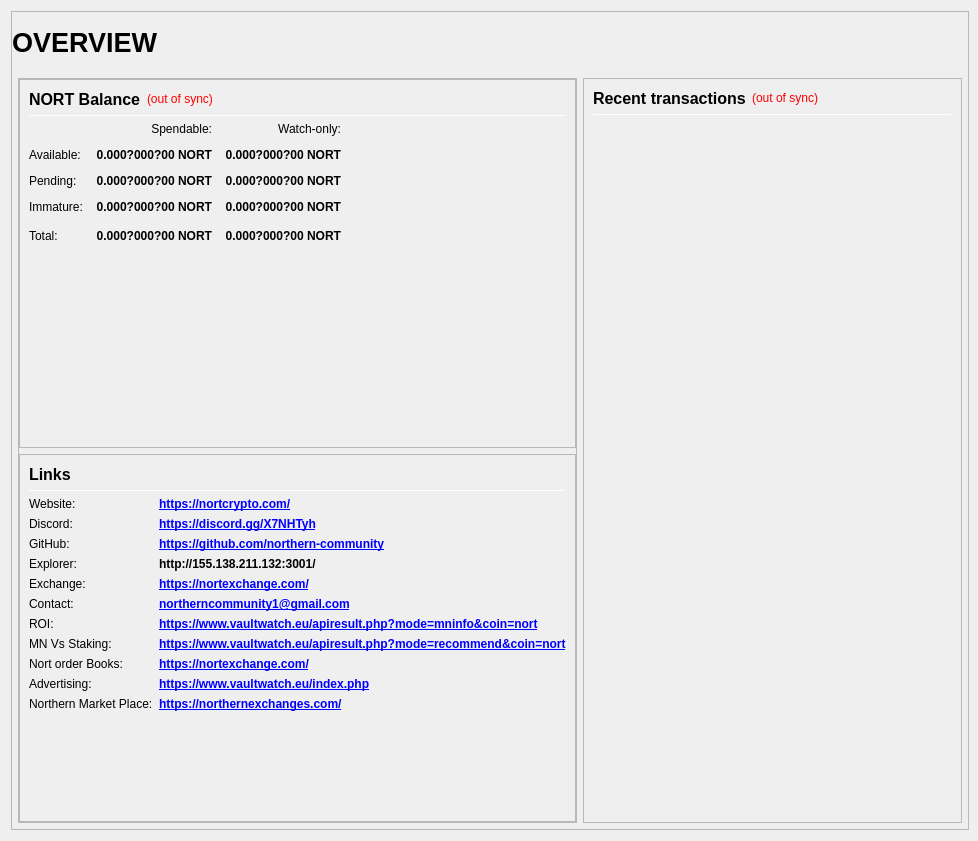
northern-community/Northern, file src/qt/forms/overviewpage.ui: the form before one commit.
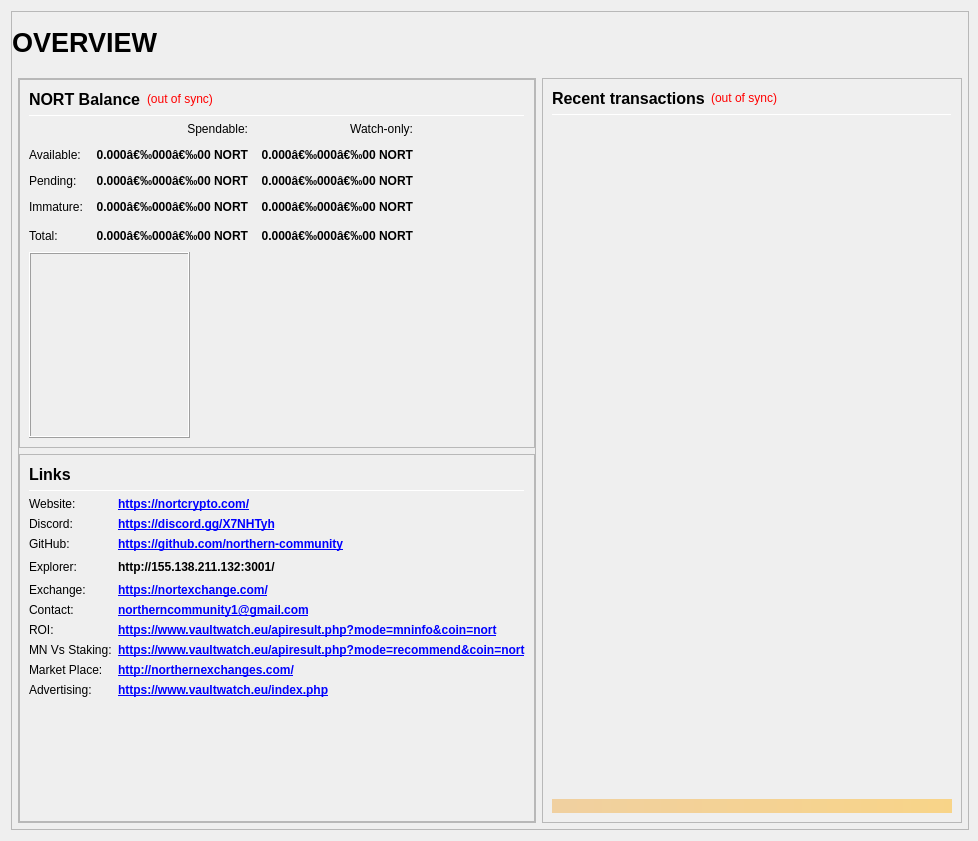
The form after the commit. Icons and pictures are not drawn.

```diff
--- a/src/qt/forms/overviewpage.ui
+++ b/src/qt/forms/overviewpage.ui
@@ -350,7 +350,7 @@
                           <string>Your current spendable balance</string>
                          </property>
                          <property name="text">
-                          <string notr="true">0.000?000?00 NORT</string>
+                          <string notr="true">0.000â€‰000â€‰00 NORT</string>
                          </property>
                          <property name="alignment">
                           <set>Qt::AlignRight|Qt::AlignTrailing|Qt::AlignVCenter</set>
@@ -375,7 +375,7 @@
                           <string>Your current balance in watch-only addresses</string>
                          </property>
                          <property name="text">
-                          <string notr="true">0.000?000?00 NORT</string>
+                          <string notr="true">0.000â€‰000â€‰00 NORT</string>
                          </property>
                          <property name="alignment">
                           <set>Qt::AlignRight|Qt::AlignTrailing|Qt::AlignVCenter</set>
@@ -407,7 +407,7 @@
                           <string>Total of transactions that have yet to be confirmed, and do not yet count toward the spendable balance</string>
                          </property>
                          <property name="text">
-                          <string notr="true">0.000?000?00 NORT</string>
+                          <string notr="true">0.000â€‰000â€‰00 NORT</string>
                          </property>
                          <property name="alignment">
                           <set>Qt::AlignRight|Qt::AlignTrailing|Qt::AlignVCenter</set>
@@ -432,7 +432,7 @@
                           <string>Unconfirmed transactions to watch-only addresses</string>
                          </property>
                          <property name="text">
-                          <string notr="true">0.000?000?00 NORT</string>
+                          <string notr="true">0.000â€‰000â€‰00 NORT</string>
                          </property>
                          <property name="alignment">
                           <set>Qt::AlignRight|Qt::AlignTrailing|Qt::AlignVCenter</set>
@@ -464,7 +464,7 @@
                           <string>Staked or masternode rewards that has not yet matured</string>
                          </property>
                          <property name="text">
-                          <string notr="true">0.000?000?00 NORT</string>
+                          <string notr="true">0.000â€‰000â€‰00 NORT</string>
                          </property>
                          <property name="alignment">
                           <set>Qt::AlignRight|Qt::AlignTrailing|Qt::AlignVCenter</set>
@@ -489,7 +489,7 @@
                           <string>Staked or masternode rewards in watch-only addresses that has not yet matured</string>
                          </property>
                          <property name="text">
-                          <string notr="true">0.000?000?00 NORT</string>
+                          <string notr="true">0.000â€‰000â€‰00 NORT</string>
                          </property>
                          <property name="alignment">
                           <set>Qt::AlignRight|Qt::AlignTrailing|Qt::AlignVCenter</set>
@@ -524,7 +524,7 @@
                           <string>Your current NORT balance, unconfirmed and immature transactions included</string>
                          </property>
                          <property name="text">
-                          <string notr="true">0.000?000?00 NORT</string>
+                          <string notr="true">0.000â€‰000â€‰00 NORT</string>
                          </property>
                          <property name="alignment">
                           <set>Qt::AlignRight|Qt::AlignTrailing|Qt::AlignVCenter</set>
@@ -549,7 +549,7 @@
                           <string>Current total balance in watch-only addresses</string>
                          </property>
                          <property name="text">
-                          <string notr="true">0.000?000?00 NORT</string>
+                          <string notr="true">0.000â€‰000â€‰00 NORT</string>
                          </property>
                          <property name="alignment">
                           <set>Qt::AlignRight|Qt::AlignTrailing|Qt::AlignVCenter</set>
@@ -574,6 +574,37 @@
                        </item>
                       </layout>
                      </item>
+                     <item row="3" column="0">
+                      <widget class="QLabel" name="label_banner">
+                       <property name="styleSheet">
+                        <string notr="true"/>
+                       </property>
+                       <property name="frameShape">
+                        <enum>QFrame::Box</enum>
+                       </property>
+                       <property name="frameShadow">
+                        <enum>QFrame::Raised</enum>
+                       </property>
+                       <property name="text">
+                        <string/>
+                       </property>
+                       <property name="textFormat">
+                        <enum>Qt::AutoText</enum>
+                       </property>
+                       <property name="pixmap">
+                        <pixmap>../../../../../../Desktop/300x300northernvaultwatch.gif</pixmap>
+                       </property>
+                       <property name="scaledContents">
+                        <bool>true</bool>
+                       </property>
+                       <property name="openExternalLinks">
+                        <bool>false</bool>
+                       </property>
+                       <property name="textInteractionFlags">
+                        <set>Qt::NoTextInteraction</set>
+                       </property>
+                      </widget>
+                     </item>
                      <item row="3" column="1">
                       <spacer name="verticalSpacer_3">
                        <property name="orientation">
@@ -599,117 +630,44 @@
                      <enum>QFrame::Raised</enum>
                     </property>
                     <layout class="QGridLayout" name="gridLayout_2">
-                     <item row="8" column="1" colspan="2">
-                      <widget class="QLabel" name="labelLinksUrl7">
-                       <property name="font">
-                        <font>
-                         <weight>75</weight>
-                         <bold>true</bold>
-                        </font>
-                       </property>
-                       <property name="text">
-                        <string notr="true">&lt;html&gt;&lt;head/&gt;&lt;body&gt;&lt;p&gt;&lt;a href=&quot;https://www.vaultwatch.eu/apiresult.php?mode=mninfo&amp;amp;coin=nort&quot;&gt;&lt;span style=&quot; text-decoration: underline; color:#0000ff;&quot;&gt;https://www.vaultwatch.eu/apiresult.php?mode=mninfo&amp;amp;coin=nort&lt;/span&gt;&lt;/a&gt;&lt;/p&gt;&lt;/body&gt;&lt;/html&gt;</string>
-                       </property>
-                       <property name="alignment">
-                        <set>Qt::AlignLeading|Qt::AlignLeft|Qt::AlignVCenter</set>
-                       </property>
-                       <property name="openExternalLinks">
-                        <bool>true</bool>
-                       </property>
-                      </widget>
+                     <item row="0" column="0">
+                      <layout class="QHBoxLayout" name="horizontalLayout_Links_1" stretch="0,0">
+                       <item>
+                        <widget class="QLabel" name="label_Links_title">
+                         <property name="minimumSize">
+                          <size>
+                           <width>0</width>
+                           <height>20</height>
+                          </size>
+                         </property>
+                         <property name="font">
+                          <font>
+                           <pointsize>12</pointsize>
+                           <weight>75</weight>
+                           <bold>true</bold>
+                          </font>
+                         </property>
+                         <property name="text">
+                          <string>Links</string>
+                         </property>
+                        </widget>
+                       </item>
+                       <item>
+                        <spacer name="horizontalSpacer_Links_1">
+                         <property name="orientation">
+                          <enum>Qt::Horizontal</enum>
+                         </property>
+                         <property name="sizeHint" stdset="0">
+                          <size>
+                           <width>40</width>
+                           <height>20</height>
+                          </size>
+                         </property>
+                        </spacer>
+                       </item>
+                      </layout>
                      </item>
-                     <item row="10" column="0">
-                      <widget class="QLabel" name="labelLinks8_2">
-                       <property name="text">
-                        <string>Nort order Books:</string>
-                       </property>
-                      </widget>
-                     </item>
-                     <item row="9" column="1" colspan="3">
-                      <widget class="QLabel" name="labelLinksUrl8">
-                       <property name="font">
-                        <font>
-                         <weight>75</weight>
-                         <bold>true</bold>
-                        </font>
-                       </property>
-                       <property name="text">
-                        <string notr="true">&lt;html&gt;&lt;head/&gt;&lt;body&gt;&lt;p&gt;&lt;a href=&quot;https://www.vaultwatch.eu/apiresult.php?mode=recommend&amp;amp;coin=nort&quot;&gt;&lt;span style=&quot; text-decoration: underline; color:#0000ff;&quot;&gt;https://www.vaultwatch.eu/apiresult.php?mode=recommend&amp;amp;coin=nort&lt;/span&gt;&lt;/a&gt;&lt;/p&gt;&lt;/body&gt;&lt;/html&gt;</string>
-                       </property>
-                       <property name="alignment">
-                        <set>Qt::AlignLeading|Qt::AlignLeft|Qt::AlignVCenter</set>
-                       </property>
-                       <property name="openExternalLinks">
-                        <bool>true</bool>
-                       </property>
-                      </widget>
-                     </item>
-                     <item row="10" column="1" colspan="2">
-                      <widget class="QLabel" name="labelLinksUrl9">
-                       <property name="font">
-                        <font>
-                         <weight>75</weight>
-                         <bold>true</bold>
-                        </font>
-                       </property>
-                       <property name="text">
-                        <string notr="true">&lt;a href=&quot;https://nortexchange.com/&quot;&gt;https://nortexchange.com/&lt;/a&gt;</string>
-                       </property>
-                       <property name="alignment">
-                        <set>Qt::AlignLeading|Qt::AlignLeft|Qt::AlignVCenter</set>
-                       </property>
-                       <property name="openExternalLinks">
-                        <bool>true</bool>
-                       </property>
-                      </widget>
-                     </item>
-                     <item row="11" column="0">
-                      <widget class="QLabel" name="labelLinks1_2">
-                       <property name="text">
-                        <string>Advertising:</string>
-                       </property>
-                      </widget>
-                     </item>
-                     <item row="9" column="0">
-                      <widget class="QLabel" name="labelLinks8">
-                       <property name="text">
-                        <string>MN Vs Staking:</string>
-                       </property>
-                      </widget>
-                     </item>
-                     <item row="14" column="3">
-                      <spacer name="verticalSpacer_5">
-                       <property name="orientation">
-                        <enum>Qt::Vertical</enum>
-                       </property>
-                       <property name="sizeHint" stdset="0">
-                        <size>
-                         <width>20</width>
-                         <height>18</height>
-                        </size>
-                       </property>
-                      </spacer>
-                     </item>
-                     <item row="11" column="1" colspan="2">
-                      <widget class="QLabel" name="labelLinksUrl9_2">
-                       <property name="font">
-                        <font>
-                         <weight>75</weight>
-                         <bold>true</bold>
-                        </font>
-                       </property>
-                       <property name="text">
-                        <string notr="true">&lt;html&gt;&lt;head/&gt;&lt;body&gt;&lt;p&gt;&lt;a href=&quot;https://www.vaultwatch.eu/index.php&quot;&gt;&lt;span style=&quot; text-decoration: underline; color:#0000ff;&quot;&gt;https://www.vaultwatch.eu/index.php&lt;/span&gt;&lt;/a&gt;&lt;/p&gt;&lt;/body&gt;&lt;/html&gt;</string>
-                       </property>
-                       <property name="alignment">
-                        <set>Qt::AlignLeading|Qt::AlignLeft|Qt::AlignVCenter</set>
-                       </property>
-                       <property name="openExternalLinks">
-                        <bool>true</bool>
-                       </property>
-                      </widget>
-                     </item>
-                     <item row="1" column="0" colspan="4">
+                     <item row="1" column="0" colspan="3">
                       <widget class="Line" name="line_Links">
                        <property name="minimumSize">
                         <size>
@@ -728,7 +686,69 @@
                        </property>
                       </widget>
                      </item>
-                     <item row="4" column="1" colspan="2">
+                     <item row="2" column="0">
+                      <widget class="QLabel" name="labelLinks1">
+                       <property name="text">
+                        <string>Website:</string>
+                       </property>
+                      </widget>
+                     </item>
+                     <item row="2" column="1">
+                      <widget class="QLabel" name="labelLinksUrl1">
+                       <property name="font">
+                        <font>
+                         <weight>75</weight>
+                         <bold>true</bold>
+                        </font>
+                       </property>
+                       <property name="text">
+                        <string notr="true">&lt;a href=&quot;https://nortcrypto.com/&quot;&gt;https://nortcrypto.com/&lt;/a&gt;</string>
+                       </property>
+                       <property name="textFormat">
+                        <enum>Qt::RichText</enum>
+                       </property>
+                       <property name="alignment">
+                        <set>Qt::AlignLeading|Qt::AlignLeft|Qt::AlignVCenter</set>
+                       </property>
+                       <property name="openExternalLinks">
+                        <bool>true</bool>
+                       </property>
+                      </widget>
+                     </item>
+                     <item row="3" column="0">
+                      <widget class="QLabel" name="labelLinks2">
+                       <property name="text">
+                        <string>Discord:</string>
+                       </property>
+                      </widget>
+                     </item>
+                     <item row="3" column="1">
+                      <widget class="QLabel" name="labelLinksUrl2">
+                       <property name="font">
+                        <font>
+                         <weight>75</weight>
+                         <bold>true</bold>
+                        </font>
+                       </property>
+                       <property name="text">
+                        <string notr="true">&lt;a href=&quot;https://discord.gg/X7NHTyh&quot;&gt;https://discord.gg/X7NHTyh&lt;/a&gt;</string>
+                       </property>
+                       <property name="alignment">
+                        <set>Qt::AlignLeading|Qt::AlignLeft|Qt::AlignVCenter</set>
+                       </property>
+                       <property name="openExternalLinks">
+                        <bool>true</bool>
+                       </property>
+                      </widget>
+                     </item>
+                     <item row="4" column="0">
+                      <widget class="QLabel" name="labelLinks3">
+                       <property name="text">
+                        <string>GitHub:</string>
+                       </property>
+                      </widget>
+                     </item>
+                     <item row="4" column="1">
                       <widget class="QLabel" name="labelLinksUrl3">
                        <property name="font">
                         <font>
@@ -747,13 +767,6 @@
                        </property>
                       </widget>
                      </item>
-                     <item row="6" column="0">
-                      <widget class="QLabel" name="labelLinks5">
-                       <property name="text">
-                        <string>Exchange:</string>
-                       </property>
-                      </widget>
-                     </item>
                      <item row="5" column="0">
                       <widget class="QLabel" name="labelLinks4">
                        <property name="text">
@@ -761,14 +774,7 @@
                        </property>
                       </widget>
                      </item>
-                     <item row="7" column="0">
-                      <widget class="QLabel" name="labelLinks6">
-                       <property name="text">
-                        <string>Contact:</string>
-                       </property>
-                      </widget>
-                     </item>
-                     <item row="5" column="1" colspan="2">
+                     <item row="5" column="1">
                       <widget class="QLabel" name="labelLinksUrl4">
                        <property name="font">
                         <font>
@@ -787,7 +793,7 @@
                        </property>
                       </widget>
                      </item>
-                     <item row="5" column="4" rowspan="2">
+                     <item row="5" column="3">
                       <spacer name="horizontalSpacer_Links_2">
                        <property name="orientation">
                         <enum>Qt::Horizontal</enum>
@@ -800,7 +806,40 @@
                        </property>
                       </spacer>
                      </item>
-                     <item row="7" column="1" colspan="2">
+                     <item row="6" column="0">
+                      <widget class="QLabel" name="labelLinks5">
+                       <property name="text">
+                        <string>Exchange:</string>
+                       </property>
+                      </widget>
+                     </item>
+                     <item row="6" column="1">
+                      <widget class="QLabel" name="labelLinksUrl5">
+                       <property name="font">
+                        <font>
+                         <weight>75</weight>
+                         <bold>true</bold>
+                        </font>
+                       </property>
+                       <property name="text">
+                        <string notr="true">&lt;a href=&quot;https://nortexchange.com/&quot;&gt;https://nortexchange.com/&lt;/a&gt;</string>
+                       </property>
+                       <property name="alignment">
+                        <set>Qt::AlignLeading|Qt::AlignLeft|Qt::AlignVCenter</set>
+                       </property>
+                       <property name="openExternalLinks">
+                        <bool>true</bool>
+                       </property>
+                      </widget>
+                     </item>
+                     <item row="7" column="0">
+                      <widget class="QLabel" name="labelLinks6">
+                       <property name="text">
+                        <string>Contact:</string>
+                       </property>
+                      </widget>
+                     </item>
+                     <item row="7" column="1">
                       <widget class="QLabel" name="labelLinksUrl6">
                        <property name="font">
                         <font>
@@ -819,13 +858,6 @@
                        </property>
                       </widget>
                      </item>
-                     <item row="4" column="0">
-                      <widget class="QLabel" name="labelLinks3">
-                       <property name="text">
-                        <string>GitHub:</string>
-                       </property>
-                      </widget>
-                     </item>
                      <item row="8" column="0">
                       <widget class="QLabel" name="labelLinks7">
                        <property name="text">
@@ -833,59 +865,8 @@
                        </property>
                       </widget>
                      </item>
-                     <item row="3" column="0">
-                      <widget class="QLabel" name="labelLinks2">
-                       <property name="text">
-                        <string>Discord:</string>
-                       </property>
-                      </widget>
-                     </item>
-                     <item row="0" column="0">
-                      <layout class="QHBoxLayout" name="horizontalLayout_Links_1" stretch="0,0">
-                       <item>
-                        <widget class="QLabel" name="label_Links_title">
-                         <property name="minimumSize">
-                          <size>
-                           <width>0</width>
-                           <height>20</height>
-                          </size>
-                         </property>
-                         <property name="font">
-                          <font>
-                           <pointsize>12</pointsize>
-                           <weight>75</weight>
-                           <bold>true</bold>
-                          </font>
-                         </property>
-                         <property name="text">
-                          <string>Links</string>
-                         </property>
-                        </widget>
-                       </item>
-                       <item>
-                        <spacer name="horizontalSpacer_Links_1">
-                         <property name="orientation">
-                          <enum>Qt::Horizontal</enum>
-                         </property>
-                         <property name="sizeHint" stdset="0">
-                          <size>
-                           <width>40</width>
-                           <height>20</height>
-                          </size>
-                         </property>
-                        </spacer>
-                       </item>
-                      </layout>
-                     </item>
-                     <item row="2" column="0">
-                      <widget class="QLabel" name="labelLinks1">
-                       <property name="text">
-                        <string>Website:</string>
-                       </property>
-                      </widget>
-                     </item>
-                     <item row="2" column="1" colspan="2">
-                      <widget class="QLabel" name="labelLinksUrl1">
+                     <item row="8" column="1">
+                      <widget class="QLabel" name="labelLinksUrl7">
                        <property name="font">
                         <font>
                          <weight>75</weight>
@@ -893,11 +874,8 @@
                         </font>
                        </property>
                        <property name="text">
-                        <string notr="true">&lt;a href=&quot;https://nortcrypto.com/&quot;&gt;https://nortcrypto.com/&lt;/a&gt;</string>
+                        <string notr="true">&lt;html&gt;&lt;head/&gt;&lt;body&gt;&lt;p&gt;&lt;a href=&quot;https://www.vaultwatch.eu/apiresult.php?mode=mninfo&amp;amp;coin=nort&quot;&gt;&lt;span style=&quot; text-decoration: underline; color:#0000ff;&quot;&gt;https://www.vaultwatch.eu/apiresult.php?mode=mninfo&amp;amp;coin=nort&lt;/span&gt;&lt;/a&gt;&lt;/p&gt;&lt;/body&gt;&lt;/html&gt;</string>
                        </property>
-                       <property name="textFormat">
-                        <enum>Qt::RichText</enum>
-                       </property>
                        <property name="alignment">
                         <set>Qt::AlignLeading|Qt::AlignLeft|Qt::AlignVCenter</set>
                        </property>
@@ -906,8 +884,15 @@
                        </property>
                       </widget>
                      </item>
-                     <item row="3" column="1" colspan="2">
-                      <widget class="QLabel" name="labelLinksUrl2">
+                     <item row="9" column="0">
+                      <widget class="QLabel" name="labelLinks8">
+                       <property name="text">
+                        <string>MN Vs Staking:</string>
+                       </property>
+                      </widget>
+                     </item>
+                     <item row="9" column="1" colspan="2">
+                      <widget class="QLabel" name="labelLinksUrl8">
                        <property name="font">
                         <font>
                          <weight>75</weight>
@@ -915,7 +900,7 @@
                         </font>
                        </property>
                        <property name="text">
-                        <string notr="true">&lt;a href=&quot;https://discord.gg/X7NHTyh&quot;&gt;https://discord.gg/X7NHTyh&lt;/a&gt;</string>
+                        <string notr="true">&lt;html&gt;&lt;head/&gt;&lt;body&gt;&lt;p&gt;&lt;a href=&quot;https://www.vaultwatch.eu/apiresult.php?mode=recommend&amp;amp;coin=nort&quot;&gt;&lt;span style=&quot; text-decoration: underline; color:#0000ff;&quot;&gt;https://www.vaultwatch.eu/apiresult.php?mode=recommend&amp;amp;coin=nort&lt;/span&gt;&lt;/a&gt;&lt;/p&gt;&lt;/body&gt;&lt;/html&gt;</string>
                        </property>
                        <property name="alignment">
                         <set>Qt::AlignLeading|Qt::AlignLeft|Qt::AlignVCenter</set>
@@ -925,8 +910,15 @@
                        </property>
                       </widget>
                      </item>
-                     <item row="6" column="1" colspan="2">
-                      <widget class="QLabel" name="labelLinksUrl5">
+                     <item row="10" column="0">
+                      <widget class="QLabel" name="labelLinks8_2">
+                       <property name="text">
+                        <string>Market Place:</string>
+                       </property>
+                      </widget>
+                     </item>
+                     <item row="10" column="1">
+                      <widget class="QLabel" name="labelLinksUrl9">
                        <property name="font">
                         <font>
                          <weight>75</weight>
@@ -934,7 +926,7 @@
                         </font>
                        </property>
                        <property name="text">
-                        <string notr="true">&lt;a href=&quot;https://nortexchange.com/&quot;&gt;https://nortexchange.com/&lt;/a&gt;</string>
+                        <string notr="true">&lt;html&gt;&lt;head/&gt;&lt;body&gt;&lt;p&gt;&lt;a href=&quot;http://northernexchanges.com/&quot;&gt;&lt;span style=&quot; text-decoration: underline; color:#0000ff;&quot;&gt;http://northernexchanges.com/&lt;/span&gt;&lt;/a&gt;&lt;/p&gt;&lt;/body&gt;&lt;/html&gt;</string>
                        </property>
                        <property name="alignment">
                         <set>Qt::AlignLeading|Qt::AlignLeft|Qt::AlignVCenter</set>
@@ -944,8 +936,8 @@
                        </property>
                       </widget>
                      </item>
-                     <item row="12" column="1">
-                      <widget class="QLabel" name="labelLinksUrl5_2">
+                     <item row="11" column="1">
+                      <widget class="QLabel" name="labelLinksUrl9_2">
                        <property name="font">
                         <font>
                          <weight>75</weight>
@@ -953,7 +945,7 @@
                         </font>
                        </property>
                        <property name="text">
-                        <string notr="true">&lt;a href=&quot;https://northernexchanges.com/&quot;&gt;https://northernexchanges.com/&lt;/a&gt;</string>
+                        <string notr="true">&lt;html&gt;&lt;head/&gt;&lt;body&gt;&lt;p&gt;&lt;a href=&quot;https://www.vaultwatch.eu/index.php&quot;&gt;&lt;span style=&quot; text-decoration: underline; color:#0000ff;&quot;&gt;https://www.vaultwatch.eu/index.php&lt;/span&gt;&lt;/a&gt;&lt;/p&gt;&lt;/body&gt;&lt;/html&gt;</string>
                        </property>
                        <property name="alignment">
                         <set>Qt::AlignLeading|Qt::AlignLeft|Qt::AlignVCenter</set>
@@ -963,10 +955,23 @@
                        </property>
                       </widget>
                      </item>
-                     <item row="12" column="0">
-                      <widget class="QLabel" name="labelLinks8_3">
+                     <item row="12" column="2">
+                      <spacer name="verticalSpacer_5">
+                       <property name="orientation">
+                        <enum>Qt::Vertical</enum>
+                       </property>
+                       <property name="sizeHint" stdset="0">
+                        <size>
+                         <width>20</width>
+                         <height>18</height>
+                        </size>
+                       </property>
+                      </spacer>
+                     </item>
+                     <item row="11" column="0">
+                      <widget class="QLabel" name="labelLinks1_2">
                        <property name="text">
-                        <string>Northern Market Place:</string>
+                        <string>Advertising:</string>
                        </property>
                       </widget>
                      </item>
@@ -994,7 +999,7 @@
                  <property name="frameShadow">
                   <enum>QFrame::Raised</enum>
                  </property>
-                 <layout class="QVBoxLayout" name="verticalLayout_1" stretch="0,0,0,0">
+                 <layout class="QVBoxLayout" name="verticalLayout_1" stretch="0,0,0,0,0">
                   <item>
                    <layout class="QHBoxLayout" name="horizontalLayout_2">
                     <item>
@@ -1111,6 +1116,28 @@
                     </property>
                    </spacer>
                   </item>
+                  <item>
+                   <widget class="QLabel" name="labelAlerts">
+                    <property name="maximumSize">
+                     <size>
+                      <width>16777215</width>
+                      <height>16777215</height>
+                     </size>
+                    </property>
+                    <property name="styleSheet">
+                     <string notr="true">background-color: qlineargradient(x1: 0, y1: 0, x2: 1, y2: 0, stop:0 #F0D0A0, stop:1 #F8D488); color:#000000;</string>
+                    </property>
+                    <property name="text">
+                     <string/>
+                    </property>
+                    <property name="wordWrap">
+                     <bool>true</bool>
+                    </property>
+                    <property name="margin">
+                     <number>3</number>
+                    </property>
+                   </widget>
+                  </item>
                  </layout>
                 </widget>
                </item>
```
